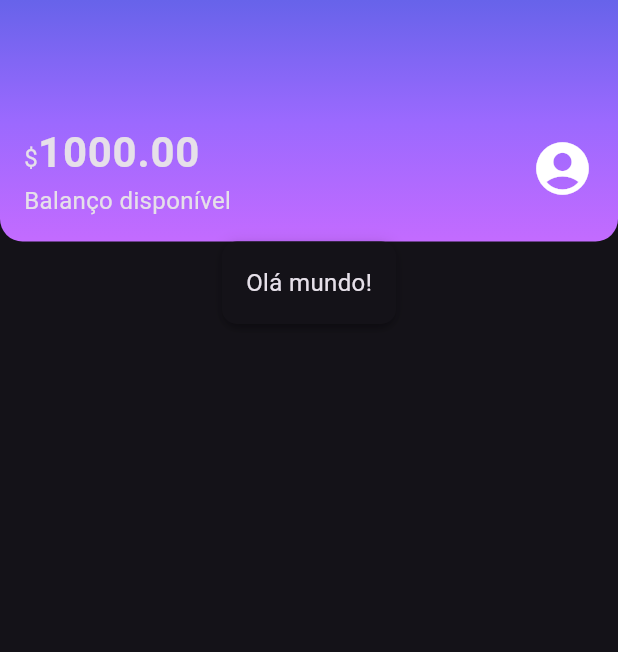
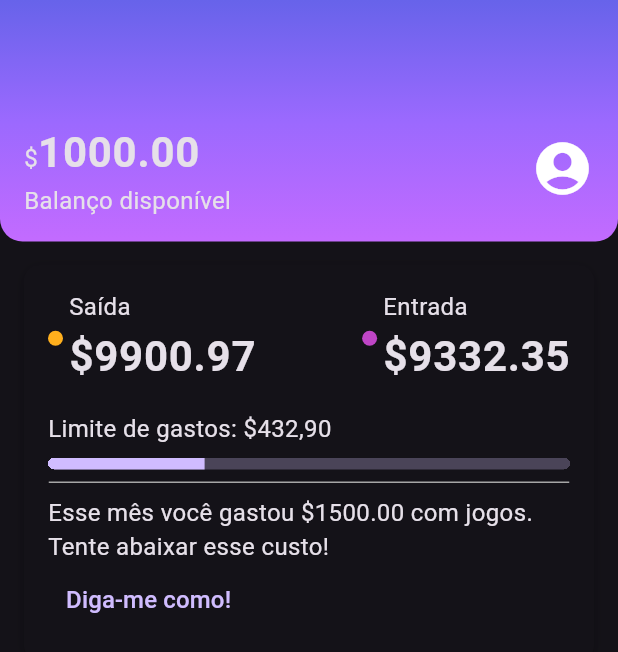
Before and after one commit to aleAcardoso/alubank, a Flutter app: the screen it shows after launch, on a phone screen of 412 x 824 dp. Shown: the top 652 px of the screen. Run offline on Flutter 3.47's test engine with Material 3 defaults, Android fonts, the phone set to English and light mode, and no system bars.

Commit message:
Implementando a nova seção

```diff
--- /dev/null
+++ b/lib/components/color_dot.dart
@@ -0,0 +1,19 @@
+import 'package:flutter/material.dart';
+
+class ColorDot extends StatelessWidget {
+  final Color? color;
+
+  const ColorDot({super.key, required this.color});
+
+  @override
+  Widget build(BuildContext context) {
+    return Container(
+      width: 10,
+      height: 10,
+      decoration: BoxDecoration(
+        color: color,
+        borderRadius: BorderRadius.circular(10.0),
+      ),
+    );
+  }
+}
--- /dev/null
+++ b/lib/components/content_division.dart
@@ -0,0 +1,16 @@
+import 'package:alubank/themes/theme_colors.dart';
+import 'package:flutter/material.dart';
+
+class ContentDivision extends StatelessWidget {
+  const ContentDivision({super.key});
+
+  @override
+  Widget build(BuildContext context) {
+    return Container(
+      height: 1,
+      decoration: BoxDecoration(
+        border: Border.all(color: ThemeColors.division)
+      ),
+    );
+  }
+}
--- /dev/null
+++ b/lib/components/sections/recent_activity.dart
@@ -0,0 +1,96 @@
+import 'package:alubank/components/box_card.dart';
+import 'package:alubank/components/color_dot.dart';
+import 'package:alubank/components/content_division.dart';
+import 'package:alubank/themes/theme_colors.dart';
+import 'package:flutter/material.dart';
+
+class RecentActivity extends StatelessWidget {
+  const RecentActivity({super.key});
+
+  @override
+  Widget build(BuildContext context) {
+    return Padding(
+      padding: const EdgeInsets.all(16.0),
+      child: BoxCard(boxContent: _RecentActivityContent()),
+    );
+  }
+}
+
+class _RecentActivityContent extends StatelessWidget {
+  const _RecentActivityContent({super.key});
+
+  @override
+  Widget build(BuildContext context) {
+    return Column(
+      crossAxisAlignment: CrossAxisAlignment.start,
+      children: [
+        Row(
+          mainAxisAlignment: MainAxisAlignment.spaceBetween,
+          children: [
+            Row(
+              children: [
+                Padding(
+                  padding: const EdgeInsets.only(right: 4.0),
+                  child: ColorDot(color: ThemeColors.recentActivity['spent']),
+                ),
+                Column(
+                  crossAxisAlignment: CrossAxisAlignment.start,
+                  children: [
+                    const Text("Saída"),
+                    Text(
+                      "\$9900.97",
+                      style: Theme.of(context).textTheme.bodyLarge,
+                    ),
+                  ],
+                )
+              ],
+            ),
+            Row(
+              children: [
+                Padding(
+                  padding: const EdgeInsets.only(right: 4.0),
+                  child: ColorDot(color: ThemeColors.recentActivity['income']),
+                ),
+                Column(
+                  crossAxisAlignment: CrossAxisAlignment.start,
+                  children: [
+                    const Text("Entrada"),
+                    Text(
+                      "\$9332.35",
+                      style: Theme.of(context).textTheme.bodyLarge,
+                    ),
+                  ],
+                )
+              ],
+            )
+          ],
+        ),
+        Padding(
+          padding: const EdgeInsets.only(top: 16.0, bottom: 8.0),
+          child: Text("Limite de gastos: \$432,90"),
+        ),
+        Container(
+          clipBehavior: Clip.hardEdge,
+          decoration: BoxDecoration(borderRadius: BorderRadius.circular(5.0)),
+          child: LinearProgressIndicator(
+            value: 0.3,
+            minHeight: 8.0,
+          ),
+        ),
+        Padding(
+          padding: const EdgeInsets.only(top: 8.0, bottom: 8.0),
+          child: ContentDivision(),
+        ),
+        Text(
+            'Esse mês você gastou \$1500.00 com jogos. Tente abaixar esse custo!'),
+        TextButton(
+          onPressed: () {},
+          child: Text(
+            "Diga-me como!",
+            style: TextStyle(fontSize: 16.0),
+          ),
+        )
+      ],
+    );
+  }
+}
--- a/lib/screens/home.dart
+++ b/lib/screens/home.dart
@@ -1,5 +1,5 @@
-import 'package:alubank/components/box_card.dart';
 import 'package:alubank/components/sections/header.dart';
+import 'package:alubank/components/sections/recent_activity.dart';
 import 'package:flutter/material.dart';
 
 class Home extends StatelessWidget {
@@ -11,7 +11,7 @@ class Home extends StatelessWidget {
       body: Column(
         children: [
           Header(),
-          BoxCard(boxContent: Text('Olá mundo!'))
+          RecentActivity()
         ],
       ),
     );
--- a/lib/themes/theme_colors.dart
+++ b/lib/themes/theme_colors.dart
@@ -7,4 +7,9 @@ class ThemeColors {
     Color.fromRGBO(155, 105, 254, 1.0),
     Color.fromRGBO(195, 107, 255, 1.0)
   ];
+  static const recentActivity = {
+    'spent': Color.fromRGBO(255, 175, 29, 1.0),
+    'income': Color.fromRGBO(191, 69, 198, 1.0)
+  };
+  static const division = Color.fromRGBO(166, 166, 166, 1.0);
 }
```
